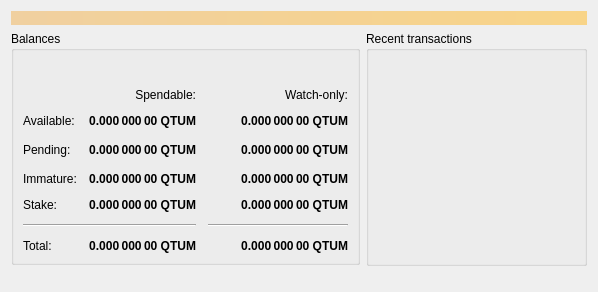
qtumproject/qtum, file src/qt/forms/overviewpage.ui: the form before one commit.
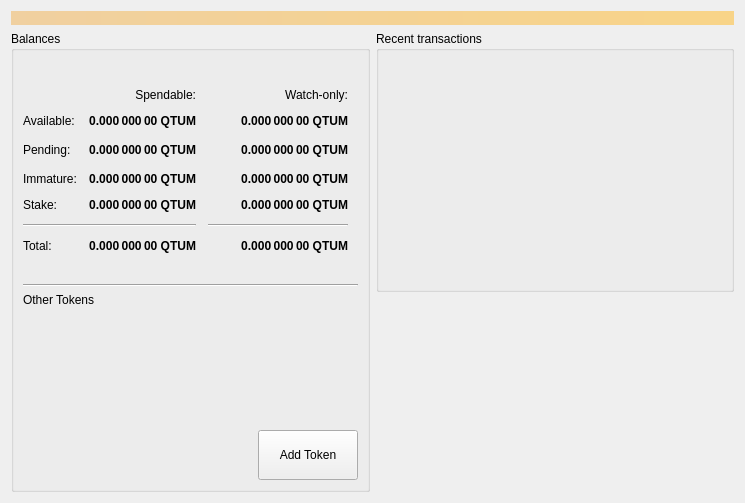
The form after the commit. Icons and pictures are not drawn.

Commit message: Add other tokens Gui to overview page.

Diff of the .ui file:
```diff
--- a/src/qt/forms/overviewpage.ui
+++ b/src/qt/forms/overviewpage.ui
@@ -6,8 +6,8 @@
    <rect>
     <x>0</x>
     <y>0</y>
-    <width>598</width>
-    <height>292</height>
+    <width>745</width>
+    <height>503</height>
    </rect>
   </property>
   <property name="windowTitle">
@@ -43,6 +43,9 @@
           <string>Balances</string>
          </property>
          <layout class="QVBoxLayout" name="verticalLayout">
+          <property name="spacing">
+           <number>6</number>
+          </property>
           <item>
            <layout class="QHBoxLayout" name="horizontalLayout_3">
             <item>
@@ -432,6 +435,93 @@
             </item>
            </layout>
           </item>
+          <item>
+           <spacer name="verticalSpacer_3">
+            <property name="orientation">
+             <enum>Qt::Vertical</enum>
+            </property>
+            <property name="sizeType">
+             <enum>QSizePolicy::Fixed</enum>
+            </property>
+            <property name="sizeHint" stdset="0">
+             <size>
+              <width>20</width>
+              <height>25</height>
+             </size>
+            </property>
+           </spacer>
+          </item>
+          <item>
+           <widget class="Line" name="line_2">
+            <property name="orientation">
+             <enum>Qt::Horizontal</enum>
+            </property>
+           </widget>
+          </item>
+          <item>
+           <layout class="QVBoxLayout" name="verticalLayout_5">
+            <property name="spacing">
+             <number>12</number>
+            </property>
+            <item>
+             <widget class="QLabel" name="labelTokens">
+              <property name="text">
+               <string>Other Tokens</string>
+              </property>
+             </widget>
+            </item>
+            <item>
+             <layout class="QHBoxLayout" name="horizontalLayout_4">
+              <property name="leftMargin">
+               <number>10</number>
+              </property>
+              <property name="rightMargin">
+               <number>10</number>
+              </property>
+              <item>
+               <widget class="QListView" name="listTokens">
+                <property name="enabled">
+                 <bool>true</bool>
+                </property>
+                <property name="styleSheet">
+                 <string notr="true">QListView { background: transparent; }</string>
+                </property>
+               </widget>
+              </item>
+             </layout>
+            </item>
+           </layout>
+          </item>
+          <item>
+           <layout class="QHBoxLayout" name="horizontalLayout_5">
+            <item>
+             <spacer name="horizontalSpacer_4">
+              <property name="orientation">
+               <enum>Qt::Horizontal</enum>
+              </property>
+              <property name="sizeHint" stdset="0">
+               <size>
+                <width>40</width>
+                <height>20</height>
+               </size>
+              </property>
+             </spacer>
+            </item>
+            <item>
+             <widget class="QPushButton" name="buttonAddToken">
+              <property name="minimumSize">
+               <size>
+                <width>100</width>
+                <height>50</height>
+               </size>
+              </property>
+              <property name="text">
+               <string>Add Token</string>
+              </property>
+             </widget>
+            </item>
+           </layout>
+          </item>
          </layout>
         </widget>
        </item>
@@ -440,9 +530,6 @@
          <property name="orientation">
           <enum>Qt::Vertical</enum>
          </property>
-         <property name="sizeType">
-          <enum>QSizePolicy::Expanding</enum>
-         </property>
          <property name="sizeHint" stdset="0">
           <size>
            <width>20</width>
```
The commit also changes 9 other files.
